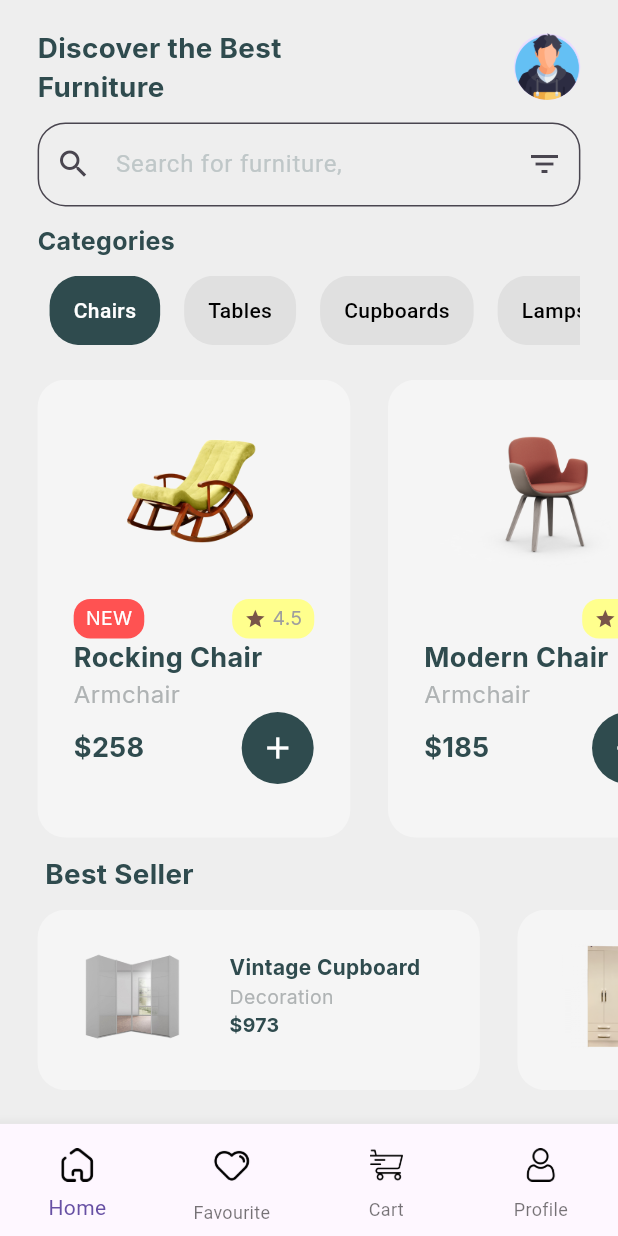
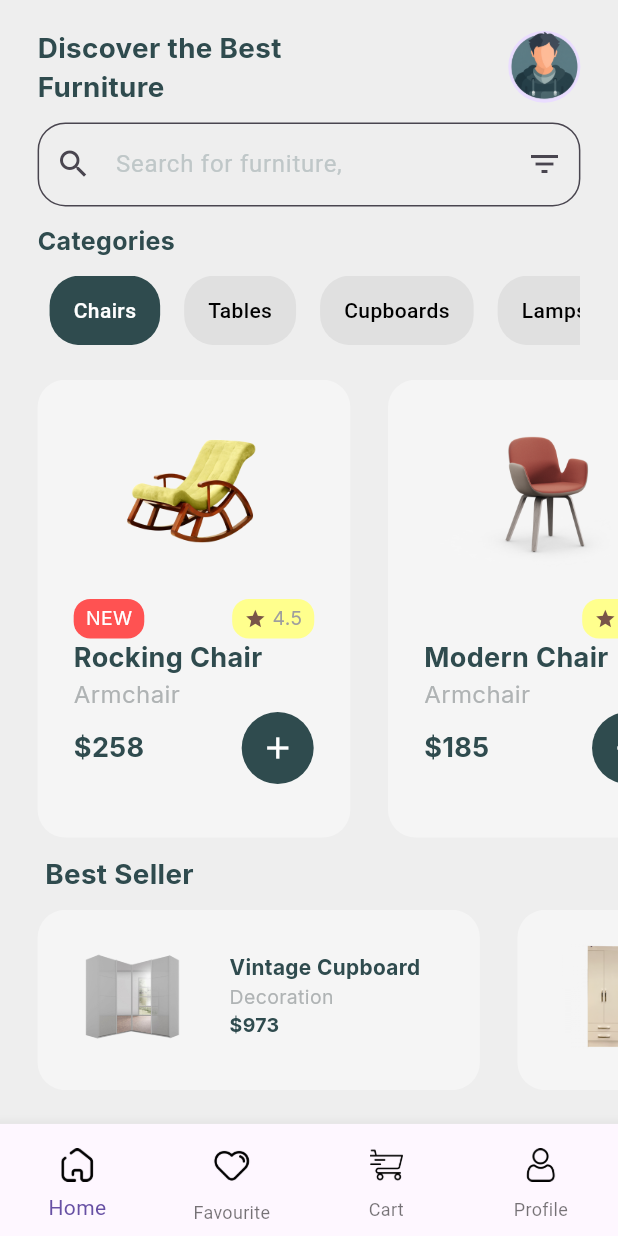
Before and after one commit to Subrato21/Furniture_Shop_Getx_Sqlite, a Flutter app: the screen it shows after launch, after a tap on "Get Started", on a phone screen of 412 x 824 dp. Run offline on Flutter 3.47's test engine with Material 3 defaults, Android fonts, the phone set to English and light mode, and no system bars; our stand-ins replace flutter_screenutil, get, google_fonts, sqflite; accounts and stored records are empty.

Commit message:
Updated profile picture

```diff
--- a/lib/components/button.dart
+++ b/lib/components/button.dart
@@ -1,6 +1,7 @@
 import 'package:flutter/material.dart';
 import 'package:flutter_screenutil/flutter_screenutil.dart';
 import 'package:furniture_shop/theme/colors.dart';
+import 'package:google_fonts/google_fonts.dart';
 
 class MyButton extends StatelessWidget {
   final String text;
@@ -22,7 +23,11 @@ class MyButton extends StatelessWidget {
             mainAxisAlignment: MainAxisAlignment.center,
             children: [
               //text of the button
-              Text(text, style: TextStyle(color: Colors.white)),
+              Text(text,
+                  style: GoogleFonts.inter(
+                    color: Colors.white,
+                    fontSize: 18.sp,
+                  )),
             ],
           ),
         ),
--- a/lib/components/cart_checkout_button.dart
+++ b/lib/components/cart_checkout_button.dart
@@ -30,7 +30,7 @@ class CartCheckoutButton extends StatelessWidget {
             Text(
               text,
               style: GoogleFonts.inter(
-                color: thirdColor,
+                color: Colors.white,
                 fontSize: 16.sp,
                 fontWeight: FontWeight.bold,
               ),
@@ -38,7 +38,7 @@ class CartCheckoutButton extends StatelessWidget {
             Text(
               totalprice,
               style: GoogleFonts.inter(
-                color: thirdColor,
+                color: Colors.white,
                 fontSize: 16.sp,
                 fontWeight: FontWeight.bold,
               ),
--- a/lib/pages/product_home_page.dart
+++ b/lib/pages/product_home_page.dart
@@ -54,8 +54,8 @@ class ProductHomePage extends StatelessWidget {
                           ),
                         ),
                         CircleAvatar(
-                          radius: 24.r, // size of circle
-                          backgroundImage: AssetImage("assets/images/boy.png"),
+                          radius: 26.r, // size of circle
+                          backgroundImage: AssetImage("assets/icons/boy.png"),
                         ),
                       ],
                     ),
```
Also changed, not shown: assets/icons/boy.png, assets/icons/camera.png.
